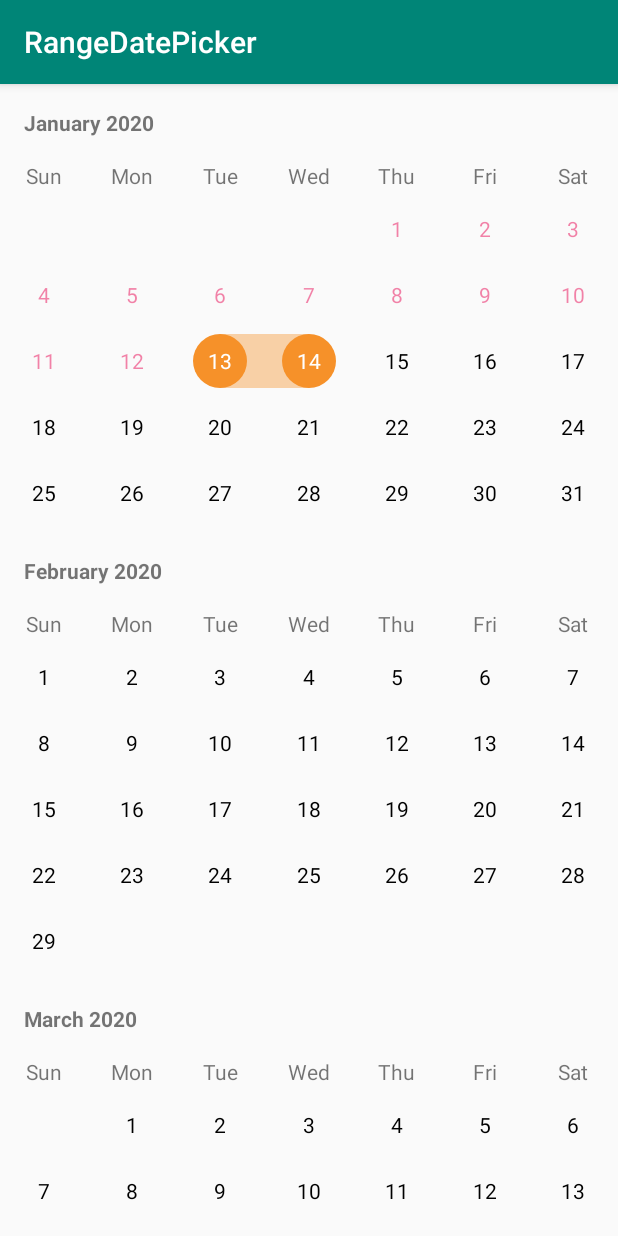
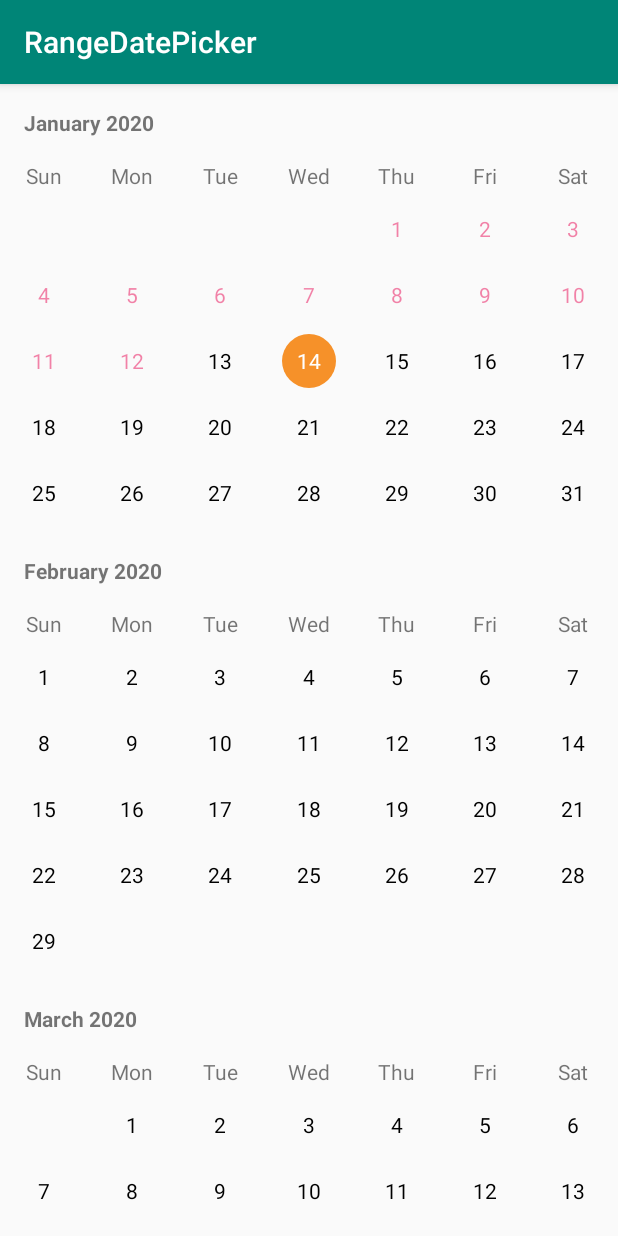
Before and after one commit to andrewjapar/rangedatepicker, an Android app: the screen it shows after launch (MainActivity), after a tap on "14", on a phone screen of 412 x 824 dp. Run offline under Robolectric (Android 15) with nearby library versions, the phone set to English and light mode, and no system bars; 1 other tap on this screen came first.

Commit message:
Add single selection capability

```diff
--- a/app/src/main/res/layout/activity_main.xml
+++ b/app/src/main/res/layout/activity_main.xml
@@ -1,5 +1,6 @@
 <?xml version="1.0" encoding="utf-8"?>
 <androidx.constraintlayout.widget.ConstraintLayout xmlns:android="http://schemas.android.com/apk/res/android"
+    xmlns:app="http://schemas.android.com/apk/res-auto"
     xmlns:tools="http://schemas.android.com/tools"
     android:layout_width="match_parent"
     android:layout_height="match_parent"
@@ -10,6 +11,7 @@
         android:layout_width="match_parent"
         android:layout_height="match_parent"
         android:clipToPadding="false"
-        android:scrollbarStyle="outsideOverlay" />
+        android:scrollbarStyle="outsideOverlay"
+        app:picker_type="single" />
 
 </androidx.constraintlayout.widget.ConstraintLayout>
--- a/rangedatepicker/src/main/java/com/andrewjapar/rangedatepicker/CalendarPicker.kt
+++ b/rangedatepicker/src/main/java/com/andrewjapar/rangedatepicker/CalendarPicker.kt
@@ -20,18 +20,24 @@ class CalendarPicker : RecyclerView {
     private var mCalendarData: MutableList<CalendarEntity> = mutableListOf()
     private var mStartDateSelection: SelectedDate? = null
     private var mEndDateSelection: SelectedDate? = null
+    private var mPickerSelectionType = SelectionMode.RANGE
 
     private var mOnStartSelectedListener: (startDate: Date, label: String) -> Unit = { _, _ -> }
     private var mOnRangeSelectedListener: (startDate: Date, endDate: Date, startLabel: String, endLabel: String) -> Unit =
         { _, _, _, _ -> }
 
     constructor(context: Context) : super(context)
-    constructor(context: Context, attributeSet: AttributeSet) : super(context, attributeSet)
+    constructor(context: Context, attributeSet: AttributeSet) : super(context, attributeSet) {
+        extractAttributes(attributeSet)
+    }
+
     constructor(context: Context, attributeSet: AttributeSet, defStyle: Int) : super(
         context,
         attributeSet,
         defStyle
-    )
+    ) {
+        extractAttributes(attributeSet)
+    }
 
     init {
         endCalendar.add(YEAR, 1)
@@ -44,8 +50,13 @@ class CalendarPicker : RecyclerView {
 
         startCalendar.time = startDate
         endCalendar.time = endDate
+
         mCalendarData = buildCalendarData()
         calendarAdapter.setData(mCalendarData)
+    }
+
+    fun setMode(mode: SelectionMode) {
+        mPickerSelectionType = mode
     }
 
     fun setOnStartSelectedListener(callback: (startDate: Date, label: String) -> Unit) {
@@ -73,6 +84,13 @@ class CalendarPicker : RecyclerView {
         adapter = calendarAdapter
         mCalendarData = buildCalendarData()
         calendarAdapter.setData(mCalendarData)
+    }
+
+    private fun extractAttributes(attrs: AttributeSet) {
+        val typedArray = context.obtainStyledAttributes(attrs, R.styleable.CalendarPicker)
+        mPickerSelectionType =
+            SelectionMode.values()[typedArray.getInt(R.styleable.CalendarPicker_picker_type, 0)]
+        typedArray.recycle()
     }
 
     private fun buildCalendarData(): MutableList<CalendarEntity> {
@@ -176,6 +194,13 @@ class CalendarPicker : RecyclerView {
         if (item == mStartDateSelection?.day) return
 
         when {
+            mPickerSelectionType == SelectionMode.SINGLE -> {
+                if (mStartDateSelection != null) {
+                    mCalendarData[mStartDateSelection!!.position] =
+                        mStartDateSelection!!.day.copy(selection = SelectionType.NONE)
+                }
+                assignAsStartDate(item, position)
+            }
             mStartDateSelection == null -> assignAsStartDate(item, position)
             mEndDateSelection == null -> {
                 if (mStartDateSelection!!.position > position) {
@@ -256,4 +281,6 @@ class CalendarPicker : RecyclerView {
     }
 
     data class SelectedDate(val day: CalendarEntity.Day, val position: Int)
+
+    enum class SelectionMode { SINGLE, RANGE }
 }
```
Also changed, not shown: rangedatepicker/src/main/java/com/andrewjapar/rangedatepicker/CalendarViewHolder.kt (+0 -9 lines), rangedatepicker/src/main/res/values/attrs.xml (added, +9 -0 lines).
